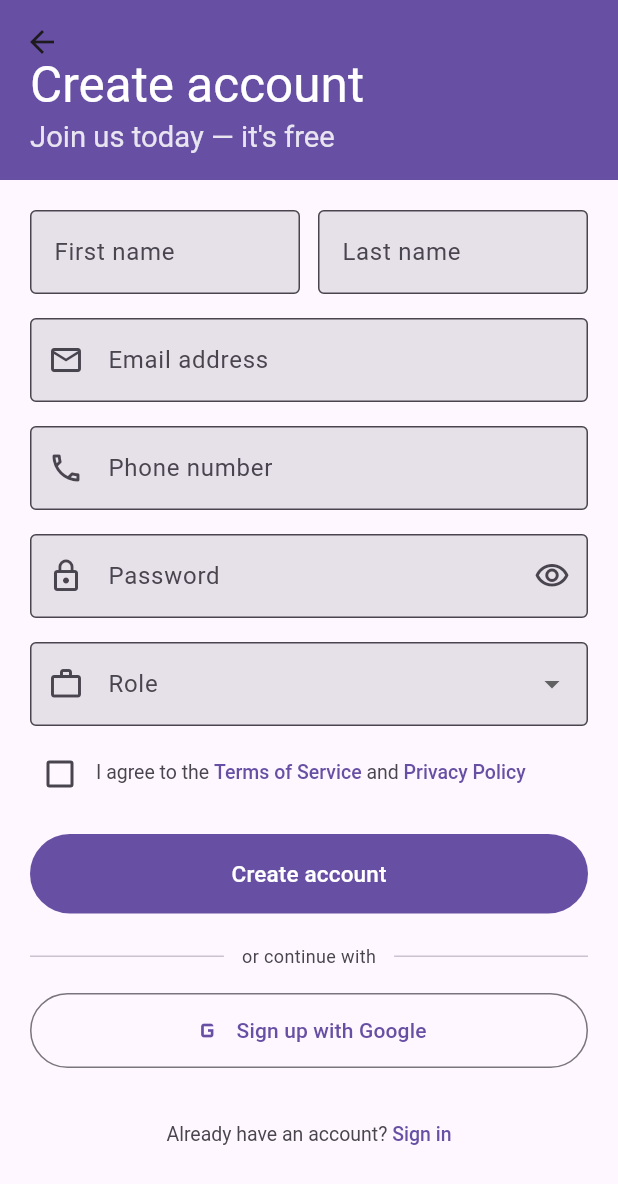
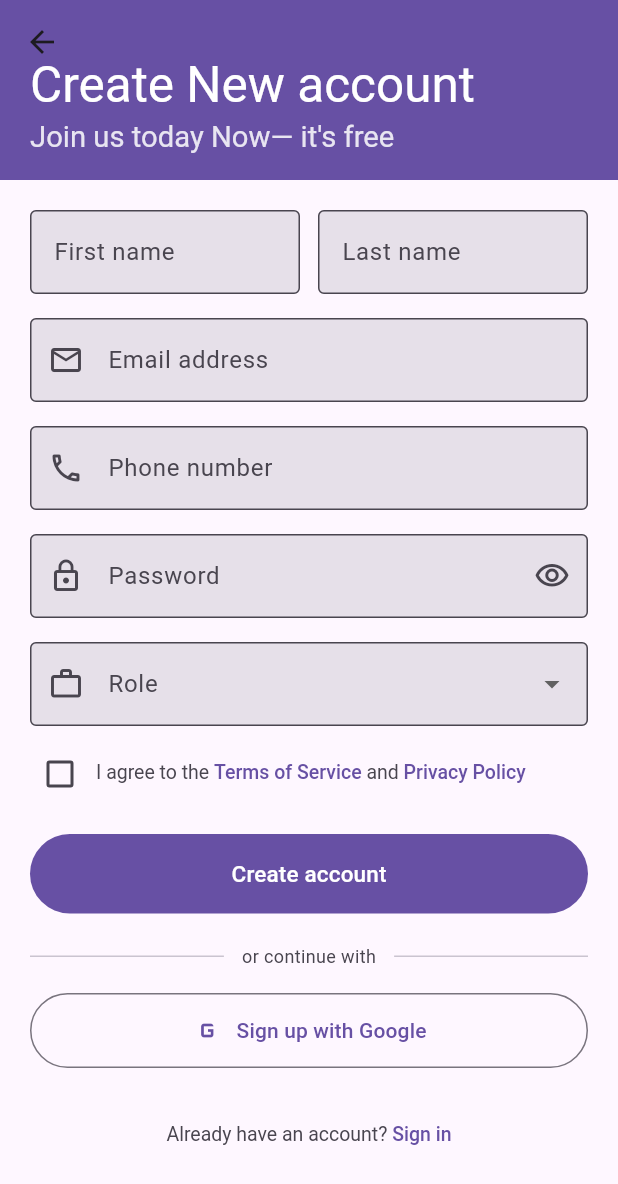
Before and after one commit to RomanGurun/isp_exit_engine_ui_public_work, a Flutter app: the RegisterFormPage screen opened directly, on a phone screen of 412 x 824 dp. Shown: the top 1184 px of the screen. Run offline on Flutter 3.47's test engine with Material 3 defaults, Android fonts, the phone set to English and light mode, and no system bars; our stand-ins replace flutter_screenutil, google_fonts, lottie, permission_handler; missing offline and left inert: hand_signature, mobile_scanner; network calls fail.

Commit message:
out_form_screen text change

```diff
--- a/lib/feature/mini_page/out_form_screen.dart
+++ b/lib/feature/mini_page/out_form_screen.dart
@@ -81,7 +81,7 @@ class _RegisterFormPageState extends State<RegisterFormPage> {
 
   String? _validatePassword(String? val) {
     if (val == null || val.isEmpty) return 'Required';
-    if (val.length < 8) return 'Password must be at least 8 characters';
+    if (val.length < 8) return 'Password must be at least 8 characters ';
     if (!val.contains(RegExp(r'[A-Z]'))) return 'Include at least one uppercase letter';
     if (!val.contains(RegExp(r'\d'))) return 'Include at least one number';
     return null;
@@ -149,7 +149,7 @@ class _RegisterFormPageState extends State<RegisterFormPage> {
                 crossAxisAlignment: CrossAxisAlignment.start,
                 children: [
                   Text(
-                    'Create account',
+                    'Create New account ',
                     style: TextStyle(
                       color: cs.onPrimary,
                       fontSize: 22,
@@ -157,7 +157,7 @@ class _RegisterFormPageState extends State<RegisterFormPage> {
                     ),
                   ),
                   Text(
-                    'Join us today — it\'s free',
+                    'Join us today Now— it\'s free',
                     style: TextStyle(
                       color: cs.onPrimary.withOpacity(0.85),
                       fontSize: 13,
```
